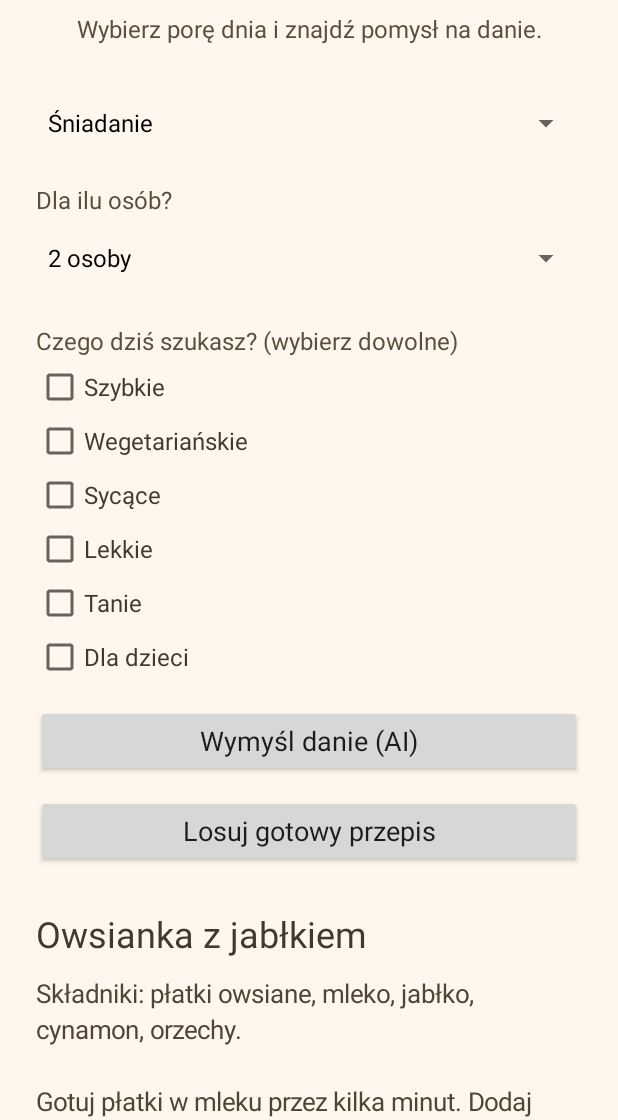
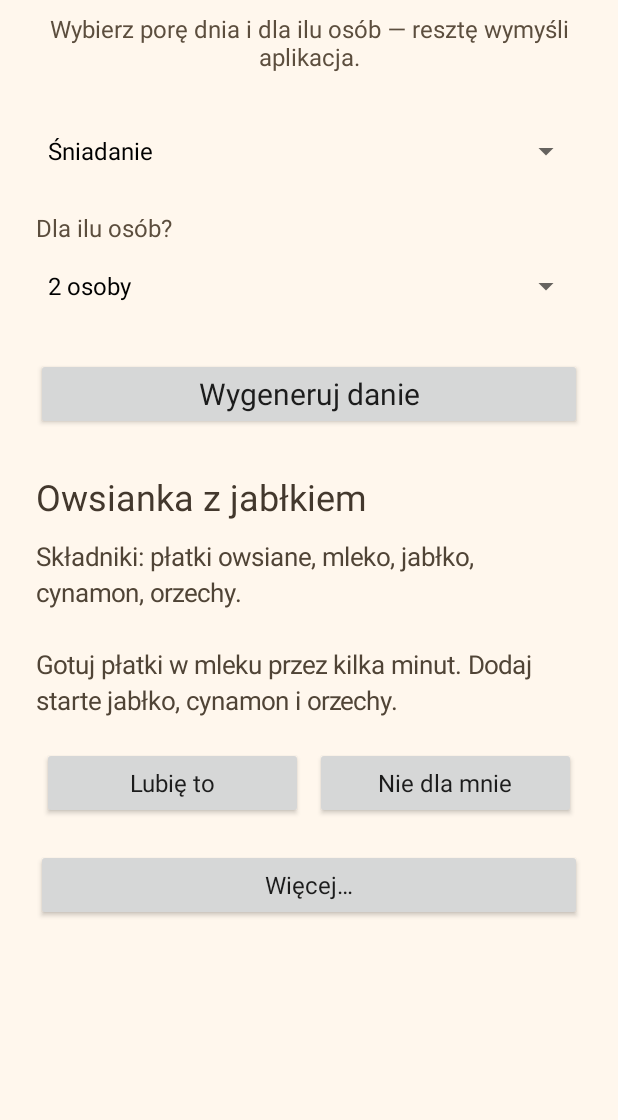
Before and after one commit to sochiera/mealspire, an Android app: the screen it shows after launch (MainActivity), on a phone screen of 412 x 824 dp, the part 116-1236 px from its top. Run offline under Robolectric (Android 15) with nearby library versions, the phone set to English and light mode, and no system bars; pictures from the network do not load.

Commit message:
feat: uprość UI do jednego przycisku „Wygeneruj danie”
Główny ekran ma teraz dużo mniej przycisków i opcji:
- jeden główny przycisk „Wygeneruj danie” zamiast osobnych „Wymyśl danie (AI)”
  i „Losuj gotowy przepis”; danie jest zawsze generowane — z kluczem API robi to
  Claude (może sięgnąć po danie z bazy albo wymyślić nowe), bez klucza losuje z puli,
- usunięto checkboxy preferencji na dziś oraz stałe pole importu z głównego ekranu,
- akcje dodatkowe (zapisz, lista zakupów, dodaj znane danie, zarządzaj danymi)
  przeniesione do jednego menu „Więcej…”.

Prompt do modelu jasno pozwala wybrać jedno z dań z bazy albo zaproponować nowe.
Aktualizacja testów (Robolectric/Espresso), README oraz prebuilt APK.

Co-Authored-By: Claude Opus 4.8 <noreply@anthropic.com>
Claude-Session: https://claude.ai/code/session_011aZTaKsx7Gte5G9THe1dBB

```diff
--- a/app/src/main/java/com/mealspire/app/MainActivity.java
+++ b/app/src/main/java/com/mealspire/app/MainActivity.java
@@ -11,7 +11,6 @@ import android.text.TextUtils;
 import android.widget.AdapterView;
 import android.widget.ArrayAdapter;
 import android.widget.Button;
-import android.widget.CheckBox;
 import android.widget.EditText;
 import android.widget.LinearLayout;
 import android.widget.ScrollView;
@@ -20,7 +19,6 @@ import android.widget.TextView;
 import android.widget.Toast;
 
 import com.mealspire.app.domain.AppSettings;
-import com.mealspire.app.domain.ChoiceLearning;
 import com.mealspire.app.domain.Cookbook;
 import com.mealspire.app.domain.CookbookEntry;
 import com.mealspire.app.domain.CookbookStore;
@@ -28,8 +26,6 @@ import com.mealspire.app.domain.DataManager;
 import com.mealspire.app.domain.KnownDishImporter;
 import com.mealspire.app.domain.KnownDishPromptBuilder;
 import com.mealspire.app.domain.IngredientExtractor;
-import com.mealspire.app.domain.MealChoiceOption;
-import com.mealspire.app.domain.MealChoices;
 import com.mealspire.app.domain.MealPoolBuilder;
 import com.mealspire.app.domain.PortionSize;
 import com.mealspire.app.domain.MealHistory;
@@ -56,12 +52,16 @@ import java.util.List;
 import java.util.Random;
 
 /**
- * Thin UI layer: assembles the screen, reacts to clicks, and delegates recipe
- * logic to the domain layer. It keeps the original offline random picker and adds
- * AI-generated meal ideas via {@link RecipeService}.
+ * Thin UI layer. One screen, one main action: "Wygeneruj danie". When an API
+ * key is configured the dish is generated by the AI — which may either reuse a
+ * dish the user has saved or invent a new one — otherwise it falls back to an
+ * offline pick from the built-in recipes and the user's cookbook. Secondary
+ * actions live behind a single "Więcej…" menu to keep the screen uncluttered.
  */
 public class MainActivity extends Activity {
     private static final String[] MEAL_TYPES = {"Śniadanie", "Obiad", "Kolacja"};
+    private static final String[] PORTIONS =
+            {"1 osoba", "2 osoby", "3 osoby", "4 osoby", "5 osób", "6 osób"};
 
     private static final Recipe[][] RECIPES = {
             {
@@ -101,9 +101,10 @@ public class MainActivity extends Activity {
 
     private final Random random = new Random();
     private Spinner mealSpinner;
+    private Spinner portionSpinner;
     private TextView recipeTitle;
     private TextView recipeDetails;
-    private Button aiButton;
+    private Button generateButton;
     private Button likeButton;
     private Button dislikeButton;
 
@@ -118,14 +119,9 @@ public class MainActivity extends Activity {
     private KnownDishImporter dishImporter;
     private DataManager dataManager;
     private AppSettings appSettings;
-    private EditText importField;
-    private Button importButton;
     private final StaleMealSelector staleSelector = new StaleMealSelector();
     private final MealPoolBuilder mealPoolBuilder = new MealPoolBuilder();
     private final IngredientExtractor ingredientExtractor = new IngredientExtractor();
-    private final List<MealChoiceOption> choiceOptions = MealChoices.defaults();
-    private final List<CheckBox> choiceBoxes = new ArrayList<>();
-    private Spinner portionSpinner;
     private Recipe currentRecipe;
 
     @Override
@@ -162,7 +158,7 @@ public class MainActivity extends Activity {
         root.addView(title, matchWrap());
 
         TextView subtitle = new TextView(this);
-        subtitle.setText("Wybierz porę dnia i znajdź pomysł na danie.");
+        subtitle.setText("Wybierz porę dnia i dla ilu osób — resztę wymyśli aplikacja.");
         subtitle.setTextSize(16);
         subtitle.setTextColor(Color.rgb(92, 78, 62));
         subtitle.setGravity(Gravity.CENTER_HORIZONTAL);
@@ -170,8 +166,8 @@ public class MainActivity extends Activity {
 
         mealSpinner = new Spinner(this);
         mealSpinner.setId(R.id.meal_spinner);
-        ArrayAdapter<String> adapter = new ArrayAdapter<>(this, android.R.layout.simple_spinner_dropdown_item, MEAL_TYPES);
-        mealSpinner.setAdapter(adapter);
+        mealSpinner.setAdapter(new ArrayAdapter<>(this,
+                android.R.layout.simple_spinner_dropdown_item, MEAL_TYPES));
         root.addView(mealSpinner, marginTop(28));
 
         TextView portionLabel = new TextView(this);
@@ -182,12 +178,11 @@ public class MainActivity extends Activity {
 
         portionSpinner = new Spinner(this);
         portionSpinner.setId(R.id.portion_spinner);
-        String[] portions = {"1 osoba", "2 osoby", "3 osoby", "4 osoby", "5 osób", "6 osób"};
         portionSpinner.setAdapter(new ArrayAdapter<>(this,
-                android.R.layout.simple_spinner_dropdown_item, portions));
+                android.R.layout.simple_spinner_dropdown_item, PORTIONS));
         // Restore the remembered number of people (position = servings - 1).
         int rememberedServings = appSettings.loadDefaultServings();
-        portionSpinner.setSelection(Math.max(0, Math.min(portions.length - 1,
+        portionSpinner.setSelection(Math.max(0, Math.min(PORTIONS.length - 1,
                 rememberedServings - 1)));
         portionSpinner.setOnItemSelectedListener(new AdapterView.OnItemSelectedListener() {
             @Override
@@ -201,36 +196,13 @@ public class MainActivity extends Activity {
         });
         root.addView(portionSpinner, marginTop(4));
 
-        TextView choicesLabel = new TextView(this);
-        choicesLabel.setText("Czego dziś szukasz? (wybierz dowolne)");
-        choicesLabel.setTextSize(16);
-        choicesLabel.setTextColor(Color.rgb(92, 78, 62));
-        root.addView(choicesLabel, marginTop(20));
-
-        for (MealChoiceOption option : choiceOptions) {
-            CheckBox box = new CheckBox(this);
-            box.setText(option.getLabel());
-            box.setTextSize(16);
-            box.setTextColor(Color.rgb(67, 56, 45));
-            choiceBoxes.add(box);
-            root.addView(box, marginTop(4));
-        }
-
-        aiButton = new Button(this);
-        aiButton.setId(R.id.ai_button);
-        aiButton.setText("Wymyśl danie (AI)");
-        aiButton.setAllCaps(false);
-        aiButton.setTextSize(18);
-        aiButton.setOnClickListener(view -> generateAiRecipe());
-        root.addView(aiButton, marginTop(16));
-
-        Button drawButton = new Button(this);
-        drawButton.setId(R.id.draw_button);
-        drawButton.setText("Losuj gotowy przepis");
-        drawButton.setAllCaps(false);
-        drawButton.setTextSize(18);
-        drawButton.setOnClickListener(view -> showRandomRecipe());
-        root.addView(drawButton, marginTop(12));
+        generateButton = new Button(this);
+        generateButton.setId(R.id.generate_button);
+        generateButton.setText("Wygeneruj danie");
+        generateButton.setAllCaps(false);
+        generateButton.setTextSize(20);
+        generateButton.setOnClickListener(view -> generateDish());
+        root.addView(generateButton, marginTop(24));
 
         recipeTitle = new TextView(this);
         recipeTitle.setId(R.id.recipe_title);
@@ -265,67 +237,73 @@ public class MainActivity extends Activity {
         dislikeButton.setOnClickListener(view -> rateCurrentRecipe(false));
         feedbackRow.addView(dislikeButton, equalWidthRowItem());
 
-        Button saveButton = new Button(this);
-        saveButton.setId(R.id.save_button);
-        saveButton.setText("Zapisz danie do mojej bazy");
-        saveButton.setAllCaps(false);
-        saveButton.setTextSize(16);
-        saveButton.setOnClickListener(view -> saveCurrentToCookbook());
-        root.addView(saveButton, marginTop(12));
-
-        Button shoppingButton = new Button(this);
-        shoppingButton.setId(R.id.shopping_button);
-        shoppingButton.setText("Lista zakupów");
-        shoppingButton.setAllCaps(false);
-        shoppingButton.setTextSize(16);
-        shoppingButton.setOnClickListener(view -> showShoppingList());
-        root.addView(shoppingButton, marginTop(12));
-
-        TextView importLabel = new TextView(this);
-        importLabel.setText("Dodaj danie, które znasz i lubisz");
-        importLabel.setTextSize(18);
-        importLabel.setTextColor(Color.rgb(67, 56, 45));
-        root.addView(importLabel, marginTop(32));
-
-        importField = new EditText(this);
-        importField.setId(R.id.import_field);
-        importField.setHint("Wklej link do przepisu albo opisz danie");
-        importField.setTextSize(16);
-        root.addView(importField, marginTop(8));
-
-        importButton = new Button(this);
-        importButton.setId(R.id.import_button);
-        importButton.setText("Dodaj do mojej bazy");
-        importButton.setAllCaps(false);
-        importButton.setTextSize(16);
-        importButton.setOnClickListener(view -> importKnownDish());
-        root.addView(importButton, marginTop(8));
-
-        Button manageButton = new Button(this);
-        manageButton.setId(R.id.manage_button);
-        manageButton.setText("Zarządzaj moimi danymi");
-        manageButton.setAllCaps(false);
-        manageButton.setTextSize(16);
-        manageButton.setOnClickListener(view -> showManageDialog());
-        root.addView(manageButton, marginTop(24));
+        Button moreButton = new Button(this);
+        moreButton.setId(R.id.more_button);
+        moreButton.setText("Więcej…");
+        moreButton.setAllCaps(false);
+        moreButton.setTextSize(16);
+        moreButton.setOnClickListener(view -> showMoreMenu());
+        root.addView(moreButton, marginTop(20));
 
         setContentView(scrollView);
         showRandomRecipe();
     }
 
-    private void importKnownDish() {
+    /** Single entry point for the main action: AI when possible, offline otherwise. */
+    private void generateDish() {
+        if (claudeClient.hasApiKey()) {
+            generateAiRecipe();
+        } else {
+            showRandomRecipe();
+        }
+    }
+
+    private void showMoreMenu() {
+        boolean hasDish = currentRecipe != null && !currentRecipe.getTitle().trim().isEmpty();
+        final List<String> labels = new ArrayList<>();
+        final List<Runnable> actions = new ArrayList<>();
+        if (hasDish) {
+            labels.add("Zapisz danie do mojej bazy");
+            actions.add(this::saveCurrentToCookbook);
+            labels.add("Lista zakupów");
+            actions.add(this::showShoppingList);
+        }
+        labels.add("Dodaj danie, które znasz i lubisz");
+        actions.add(this::showAddKnownDishDialog);
+        labels.add("Zarządzaj moimi danymi");
+        actions.add(this::showManageDialog);
+
+        new AlertDialog.Builder(this)
+                .setTitle("Więcej")
+                .setItems(labels.toArray(new String[0]),
+                        (dialog, which) -> actions.get(which).run())
+                .show();
+    }
+
+    private void showAddKnownDishDialog() {
         if (!claudeClient.hasApiKey()) {
             Toast.makeText(this, "Dodawanie z linku/opisu wymaga klucza API.",
                     Toast.LENGTH_LONG).show();
             return;
         }
-        final String input = importField.getText().toString().trim();
+        final EditText field = new EditText(this);
+        field.setHint("Wklej link do przepisu albo opisz danie");
+        field.setTextSize(16);
+        new AlertDialog.Builder(this)
+                .setTitle("Dodaj danie, które znasz")
+                .setView(field)
+                .setPositiveButton("Dodaj", (dialog, which) ->
+                        importKnownDish(field.getText().toString().trim()))
+                .setNegativeButton("Anuluj", null)
+                .show();
+    }
+
+    private void importKnownDish(final String input) {
         if (TextUtils.isEmpty(input)) {
             Toast.makeText(this, "Wklej link albo opisz danie.", Toast.LENGTH_SHORT).show();
             return;
         }
 
-        importButton.setEnabled(false);
         recipeTitle.setText("Dodaję do bazy…");
         recipeDetails.setText("");
 
@@ -338,15 +316,12 @@ public class MainActivity extends Activity {
                     preferences = preferences.withLike(entry.getTitle());
                     preferenceStore.save(preferences);
                     showRecipe(entry.toRecipe());
-                    importField.setText("");
-                    importButton.setEnabled(true);
                     Toast.makeText(MainActivity.this,
                             "Dodano do bazy: " + entry.getTitle(), Toast.LENGTH_SHORT).show();
                 });
             } catch (IOException e) {
                 final String message = e.getMessage();
                 runOnUiThread(() -> {
-                    importButton.setEnabled(true);
                     recipeTitle.setText("Nie udało się dodać dania");
                     recipeDetails.setText(message != null ? message : "Spróbuj ponownie.");
                 });
@@ -380,33 +355,16 @@ public class MainActivity extends Activity {
     }
 
     private void generateAiRecipe() {
-        if (!claudeClient.hasApiKey()) {
-            recipeTitle.setText("Brak klucza API");
-            recipeDetails.setText("Dodaj anthropic.api.key do pliku local.properties i zbuduj aplikację "
-                    + "ponownie, aby korzystać z generowania dań przez AI. Możesz też użyć opcji "
-                    + "„Losuj gotowy przepis”.");
-            return;
-        }
-
         final String mealType = MEAL_TYPES[mealSpinner.getSelectedItemPosition()];
-        aiButton.setEnabled(false);
+        generateButton.setEnabled(false);
         recipeTitle.setText("Wymyślam danie…");
         recipeDetails.setText("");
 
-        // Gather the user's choices: feed them into the prompt and learn from them.
-        List<MealChoiceOption> selected = selectedChoices();
         List<String> fragments = new ArrayList<>();
-        for (MealChoiceOption option : selected) {
-            fragments.add(option.getPromptFragment());
-        }
         String portionFragment = PortionSize.promptFragment(
                 portionSpinner.getSelectedItemPosition() + 1);
         if (!portionFragment.isEmpty()) {
             fragments.add(portionFragment);
-        }
-        if (!selected.isEmpty()) {
-            preferences = ChoiceLearning.learnFrom(preferences, selected);
-            preferenceStore.save(preferences);
         }
 
         List<String> knownDishes = cookbook.titles();
@@ -421,15 +379,15 @@ public class MainActivity extends Activity {
                 runOnUiThread(() -> {
                     showRecipe(recipe);
                     recordChosen(recipe);
-                    aiButton.setEnabled(true);
+                    generateButton.setEnabled(true);
                 });
             } catch (IOException e) {
                 final String message = e.getMessage();
                 runOnUiThread(() -> {
                     recipeTitle.setText("Nie udało się wymyślić dania");
                     recipeDetails.setText(message != null ? message
-                            : "Spróbuj ponownie lub skorzystaj z opcji „Losuj gotowy przepis”.");
-                    aiButton.setEnabled(true);
+                            : "Spróbuj ponownie za chwilę.");
+                    generateButton.setEnabled(true);
                 });
             }
         }).start();
@@ -442,16 +400,6 @@ public class MainActivity extends Activity {
         boolean hasDish = !recipe.getTitle().trim().isEmpty();
         likeButton.setEnabled(hasDish);
         dislikeButton.setEnabled(hasDish);
-    }
-
-    private List<MealChoiceOption> selectedChoices() {
-        List<MealChoiceOption> selected = new ArrayList<>();
-        for (int i = 0; i < choiceOptions.size(); i++) {
-            if (choiceBoxes.get(i).isChecked()) {
-                selected.add(choiceOptions.get(i));
-            }
-        }
-        return selected;
     }
 
     private void showManageDialog() {
--- a/app/src/main/java/com/mealspire/app/domain/RecipePromptBuilder.java
+++ b/app/src/main/java/com/mealspire/app/domain/RecipePromptBuilder.java
@@ -50,8 +50,9 @@ public final class RecipePromptBuilder {
         }
         String known = join(request.getKnownDishes());
         if (!known.isEmpty()) {
-            sb.append(" Dania, które użytkownik zna i lubi z własnej bazy (możesz się nimi "
-                    + "zainspirować, ale nie musisz ich powtarzać): ").append(known).append('.');
+            sb.append(" Dania, które użytkownik zna i lubi z własnej bazy: ").append(known)
+                    .append(". Możesz wybrać jedno z nich i podać jego przepis, albo "
+                            + "zaproponować coś nowego — wybierz to, co najlepiej pasuje.");
         }
         String recent = join(request.getRecentToAvoid());
         if (!recent.isEmpty()) {
--- a/app/src/main/res/values/ids.xml
+++ b/app/src/main/res/values/ids.xml
@@ -2,15 +2,10 @@
 <resources>
     <item name="meal_spinner" type="id" />
     <item name="portion_spinner" type="id" />
-    <item name="ai_button" type="id" />
-    <item name="draw_button" type="id" />
+    <item name="generate_button" type="id" />
     <item name="like_button" type="id" />
     <item name="dislike_button" type="id" />
     <item name="recipe_title" type="id" />
     <item name="recipe_details" type="id" />
-    <item name="import_field" type="id" />
-    <item name="import_button" type="id" />
-    <item name="save_button" type="id" />
-    <item name="shopping_button" type="id" />
-    <item name="manage_button" type="id" />
+    <item name="more_button" type="id" />
 </resources>
```
Also changed, not shown: 6 other files.
